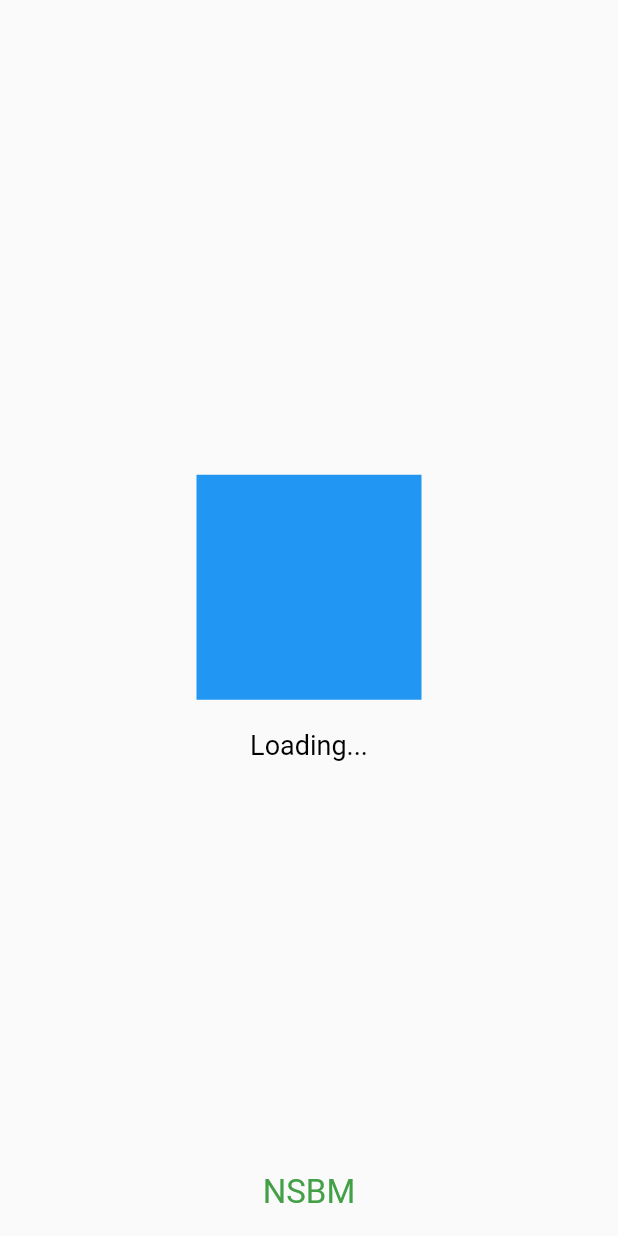
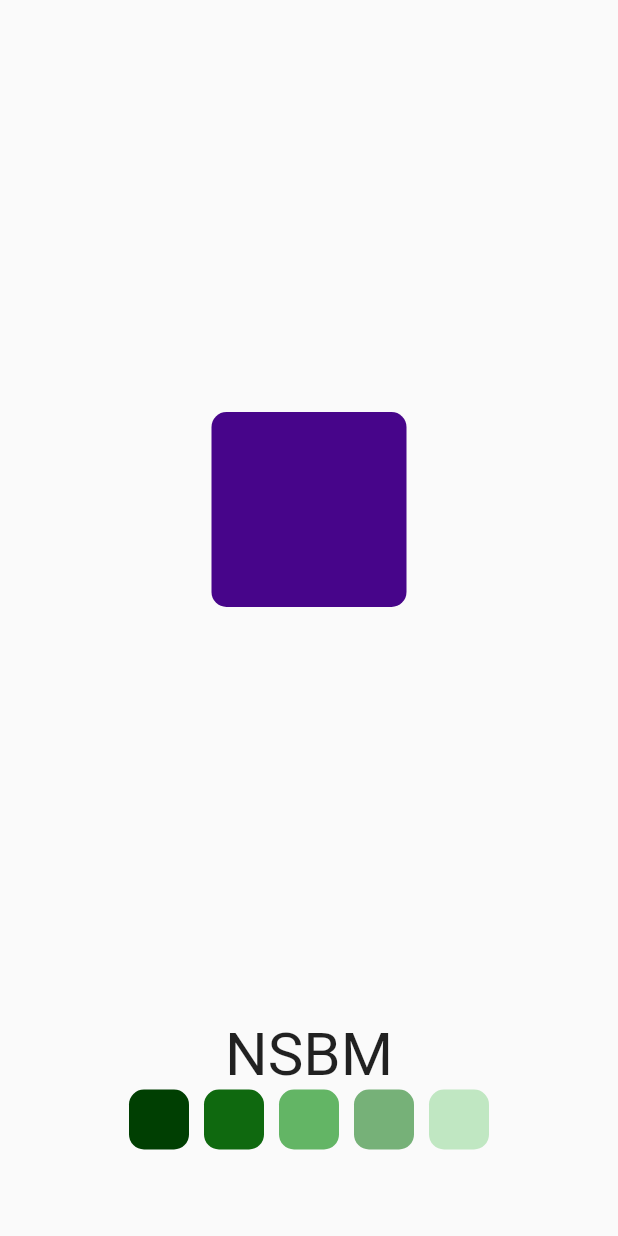
Before and after one commit to Deshaninayanamini/Splash-Screen, a Flutter app: the first screen one second after launch, on a phone screen of 412 x 824 dp. Run offline on Flutter 3.47's test engine with Material 2 defaults, Android fonts, the phone set to English and light mode, and no system bars.

Commit message:
adding splash screen

```diff
--- a/lib/home.dart
+++ /dev/null
@@ -1,24 +0,0 @@
-import 'package:flutter/material.dart';
-
-class home extends StatelessWidget {
-  @override
-  Widget build(BuildContext context) {
-    return Scaffold(
-      appBar: AppBar(
-        centerTitle: true,
-        title: Text(
-          'Welcome To Home Page!',
-          style: TextStyle(fontSize: 25.00),
-        ),
-      ),
-      body: Center(
-        child: Text(
-          "HELLO 2ND ASSESMENT!",
-          style: TextStyle(
-              backgroundColor: Color.fromARGB(25, 217, 76, 76),
-              fontSize: 25.00),
-        ),
-      ),
-    );
-  }
-}
--- /dev/null
+++ b/lib/home_page.dart
@@ -0,0 +1,22 @@
+import 'package:flutter/material.dart';
+
+class HomeScreen extends StatefulWidget {
+  const HomeScreen({super.key});
+
+  @override
+  State<HomeScreen> createState() => _HomeScreenState();
+}
+
+class _HomeScreenState extends State<HomeScreen> {
+  @override
+  Widget build(BuildContext context) {
+    return Scaffold(
+      appBar: AppBar(
+        title: const Text('Home Page'),
+      ),
+      body: Center(
+        child: const Text('Wellcome to home page!'),
+      ),
+    );
+  }
+}
--- a/lib/main.dart
+++ b/lib/main.dart
@@ -1,16 +1,15 @@
 import 'package:flutter/material.dart';
-import 'package:flutter_application_splash/splash.dart';
+import 'package:flutter_application_splash/splash_screen.dart';
 
 void main() {
   runApp(MyApp());
 }
 
 class MyApp extends StatelessWidget {
+  const MyApp({super.key});
   @override
   Widget build(BuildContext context) {
-    return MaterialApp(
-      debugShowCheckedModeBanner: false,
-      home: (splash()),
-    );
+    return const MaterialApp(
+        debugShowCheckedModeBanner: false, home: SplashScreen());
   }
 }
--- a/lib/splash.dart
+++ /dev/null
@@ -1,71 +0,0 @@
-import 'package:flutter/material.dart';
-
-import 'home.dart';
-
-class splash extends StatefulWidget {
-  const splash({Key? key}) : super(key: key);
-
-  @override
-  State<splash> createState() => _splashState();
-}
-
-class _splashState extends State<splash> {
-  @override
-  void initState() {
-    super.initState();
-    _navigate();
-  }
-
-  _navigate() async {
-    await Future.delayed(Duration(milliseconds: 1800), () {});
-    Navigator.pushReplacement(
-        context, MaterialPageRoute(builder: (context) => home()));
-  }
-
-  @override
-  Widget build(BuildContext context) {
-    return Scaffold(
-      body: Stack(
-        children: [
-          Center(
-            child: Column(
-              mainAxisAlignment: MainAxisAlignment.center,
-              children: [
-                Container(
-                  width: 150,
-                  height: 150,
-                  decoration: BoxDecoration(
-                    color: Colors.blue,
-                    shape: BoxShape.rectangle,
-                  ),
-                ),
-                SizedBox(
-                    height: 20), // Add spacing between the container and text
-                Text(
-                  'Loading...',
-                  style: TextStyle(
-                    fontSize: 18,
-                    color: Colors.black,
-                  ),
-                ),
-              ],
-            ),
-          ),
-          Align(
-            alignment: Alignment.bottomCenter,
-            child: Padding(
-              padding: EdgeInsets.only(bottom: 16.0),
-              child: Text(
-                'NSBM',
-                style: TextStyle(
-                  fontSize: 22,
-                  color: Colors.green[600],
-                ),
-              ),
-            ),
-          ),
-        ],
-      ),
-    );
-  }
-}
--- /dev/null
+++ b/lib/splash_screen.dart
@@ -0,0 +1,116 @@
+import 'dart:async';
+import 'package:flutter/material.dart';
+import 'package:flutter_application_splash/home_page.dart';
+
+class SplashScreen extends StatefulWidget {
+  const SplashScreen({super.key});
+
+  @override
+  State<SplashScreen> createState() => _SplashScreenState();
+}
+
+class _SplashScreenState extends State<SplashScreen> {
+  @override
+  void initState() {
+    super.initState();
+
+    Timer(
+      const Duration(seconds: 3),
+      () => Navigator.pushReplacement(
+        context,
+        MaterialPageRoute(
+          builder: (context) => HomeScreen(),
+        ),
+      ),
+    );
+  }
+
+  @override
+  Widget build(BuildContext context) {
+    double devHeight = MediaQuery.of(context).size.height;
+    double devWidth = MediaQuery.of(context).size.width;
+    return Scaffold(
+      body: SizedBox(
+        width: double.infinity,
+        child: Column(
+          mainAxisAlignment: MainAxisAlignment.start,
+          children: [
+            Padding(
+              padding: EdgeInsets.fromLTRB(
+                  0, devHeight / 3 * 2 / 2, 0, devHeight / 3 * 2 / 2),
+              child: Container(
+                height: 130,
+                width: 130,
+                decoration: BoxDecoration(
+                  color: Color.fromARGB(255, 71, 5, 138),
+                  borderRadius: BorderRadius.circular(10),
+                ),
+              ),
+            ),
+            const Row(
+              mainAxisAlignment: MainAxisAlignment.center,
+              children: [
+                Text(
+                  'NSBM',
+                  style: TextStyle(
+                    fontSize: 40,
+                  ),
+                ),
+              ],
+            ),
+            Row(
+              mainAxisAlignment: MainAxisAlignment.center,
+              children: [
+                Container(
+                  height: 40,
+                  width: 40,
+                  decoration: BoxDecoration(
+                    color: const Color.fromARGB(255, 0, 63, 2),
+                    borderRadius: BorderRadius.circular(10),
+                  ),
+                ),
+                SizedBox(width: 10),
+                Container(
+                  height: 40,
+                  width: 40,
+                  decoration: BoxDecoration(
+                    color: Color.fromARGB(255, 15, 105, 15),
+                    borderRadius: BorderRadius.circular(10),
+                  ),
+                ),
+                SizedBox(width: 10),
+                Container(
+                  height: 40,
+                  width: 40,
+                  decoration: BoxDecoration(
+                    color: const Color.fromARGB(255, 99, 181, 101),
+                    borderRadius: BorderRadius.circular(10),
+                  ),
+                ),
+                SizedBox(width: 10),
+                Container(
+                  height: 40,
+                  width: 40,
+                  decoration: BoxDecoration(
+                    color: const Color.fromARGB(255, 118, 177, 120),
+                    borderRadius: BorderRadius.circular(10),
+                  ),
+                ),
+                SizedBox(width: 10),
+                Container(
+                  height: 40,
+                  width: 40,
+                  decoration: BoxDecoration(
+                    color: const Color.fromARGB(255, 192, 231, 194),
+                    borderRadius: BorderRadius.circular(10),
+                  ),
+                ),
+                SizedBox(height: 10),
+              ],
+            ),
+          ],
+        ),
+      ),
+    );
+  }
+}
```
